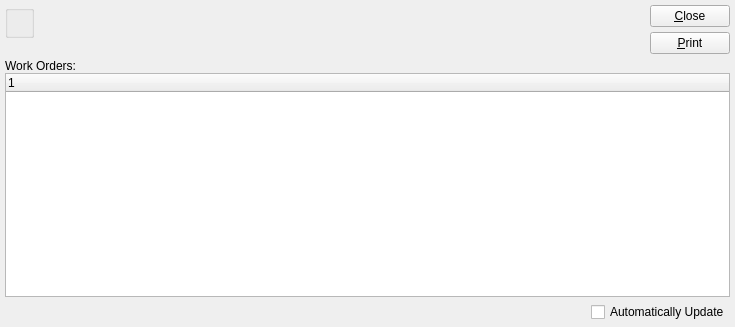
This is xtuple/trunk/guiclient/dspWoSoStatus.ui in WooodHead/xtuple as Qt 5 draws it before an edit. The edited form follows.
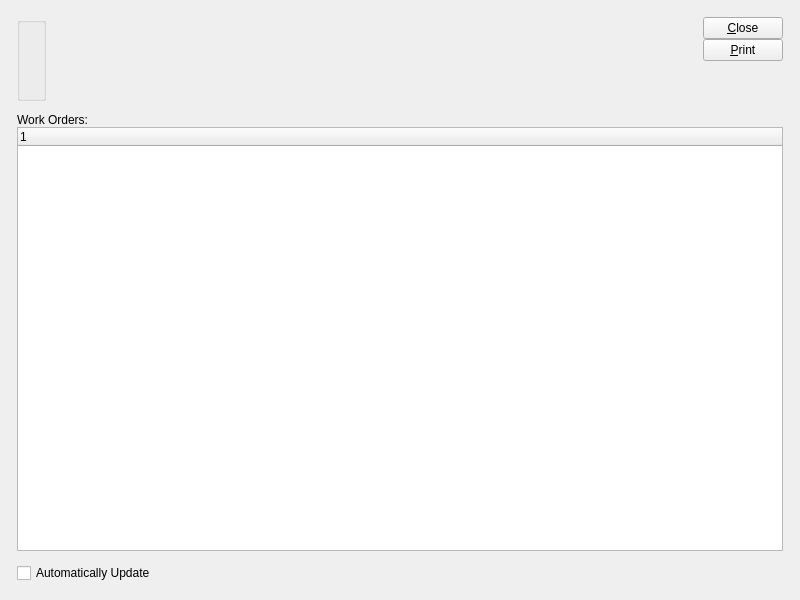
This is the edited form. Custom widgets are drawn as their Qt base class.

```diff
--- a/xtuple/trunk/guiclient/dspWoSoStatus.ui
+++ b/xtuple/trunk/guiclient/dspWoSoStatus.ui
@@ -13,30 +13,24 @@
    <rect>
     <x>0</x>
     <y>0</y>
-    <width>735</width>
-    <height>327</height>
+    <width>800</width>
+    <height>600</height>
    </rect>
   </property>
   <property name="windowTitle" >
    <string>Open Work Orders with Parent Sales Orders</string>
   </property>
-   <layout class="QVBoxLayout" >
-    <item>
-     <layout class="QHBoxLayout" >
+  <layout class="QGridLayout" name="gridLayout_3" >
+   <item row="0" column="0" >
+    <layout class="QGridLayout" name="gridLayout_2" >
       <property name="margin" >
-       <number>0</number>
+      <number>12</number>
       </property>
       <property name="spacing" >
-       <number>5</number>
-      </property>
-      <item>
-       <layout class="QVBoxLayout" >
-        <property name="margin" >
-         <number>0</number>
-        </property>
-        <property name="spacing" >
-         <number>0</number>
-        </property>
+      <number>12</number>
+     </property>
+     <item row="0" column="0" >
+      <layout class="QHBoxLayout" name="horizontalLayout" >
         <item>
          <widget class="WarehouseGroup" name="_warehouse" >
           <property name="title" >
@@ -47,40 +41,14 @@
         <item>
          <spacer>
           <property name="orientation" >
-           <enum>Qt::Vertical</enum>
-          </property>
-          <property name="sizeType" >
-           <enum>QSizePolicy::Preferred</enum>
-          </property>
-          <property name="sizeHint" >
-           <size>
-            <width>20</width>
-            <height>16</height>
-           </size>
-          </property>
-         </spacer>
-        </item>
-       </layout>
-      </item>
-      <item>
-       <layout class="QHBoxLayout" >
-        <property name="margin" >
-         <number>0</number>
-        </property>
-        <property name="spacing" >
-         <number>0</number>
-        </property>
-        <item>
-         <spacer>
-          <property name="orientation" >
            <enum>Qt::Horizontal</enum>
           </property>
           <property name="sizeType" >
            <enum>QSizePolicy::Expanding</enum>
           </property>
-          <property name="sizeHint" >
+         <property name="sizeHint" stdset="0" >
            <size>
-            <width>395</width>
+           <width>0</width>
             <height>20</height>
            </size>
           </property>
@@ -88,11 +56,8 @@
         </item>
         <item>
          <layout class="QVBoxLayout" >
-          <property name="margin" >
-           <number>0</number>
-          </property>
           <property name="spacing" >
-           <number>5</number>
+          <number>0</number>
           </property>
           <item>
            <widget class="QPushButton" name="_close" >
@@ -108,17 +73,43 @@
             </property>
            </widget>
           </item>
-         </layout>
-        </item>
-       </layout>
-      </item>
-     </layout>
-    </item>
     <item>
-     <layout class="QVBoxLayout" >
+          <spacer name="verticalSpacer" >
+           <property name="orientation" >
+            <enum>Qt::Vertical</enum>
+           </property>
+           <property name="sizeHint" stdset="0" >
+            <size>
+             <width>20</width>
+             <height>40</height>
+            </size>
+           </property>
+          </spacer>
+         </item>
+        </layout>
+       </item>
+      </layout>
+     </item>
+     <item row="1" column="0" >
+      <widget class="QFrame" name="_frame" >
+       <property name="sizePolicy" >
+        <sizepolicy vsizetype="Expanding" hsizetype="Preferred" >
+         <horstretch>0</horstretch>
+         <verstretch>1</verstretch>
+        </sizepolicy>
+       </property>
+       <property name="frameShape" >
+        <enum>QFrame::NoFrame</enum>
+       </property>
+       <property name="frameShadow" >
+        <enum>QFrame::Raised</enum>
+       </property>
+       <layout class="QGridLayout" name="gridLayout" >
       <property name="margin" >
        <number>0</number>
       </property>
+        <item row="0" column="0" >
+         <layout class="QVBoxLayout" >
       <property name="spacing" >
        <number>0</number>
       </property>
@@ -134,30 +125,14 @@
       </item>
      </layout>
     </item>
-    <item>
+       </layout>
+      </widget>
+     </item>
+     <item row="2" column="0" >
      <layout class="QHBoxLayout" >
-      <property name="margin" >
-       <number>0</number>
-      </property>
       <property name="spacing" >
        <number>5</number>
       </property>
-      <item>
-       <spacer>
-        <property name="orientation" >
-         <enum>Qt::Horizontal</enum>
-        </property>
-        <property name="sizeType" >
-         <enum>QSizePolicy::Expanding</enum>
-        </property>
-        <property name="sizeHint" >
-         <size>
-          <width>51</width>
-          <height>20</height>
-         </size>
-        </property>
-       </spacer>
-      </item>
       <item>
        <widget class="XCheckBox" name="_autoUpdate" >
         <property name="text" >
@@ -165,6 +140,24 @@
         </property>
        </widget>
       </item>
+       <item>
+        <spacer>
+         <property name="orientation" >
+          <enum>Qt::Horizontal</enum>
+         </property>
+         <property name="sizeType" >
+          <enum>QSizePolicy::Expanding</enum>
+         </property>
+         <property name="sizeHint" stdset="0" >
+          <size>
+           <width>51</width>
+           <height>20</height>
+          </size>
+         </property>
+        </spacer>
+       </item>
+      </layout>
+     </item>
      </layout>
     </item>
    </layout>
@@ -172,16 +165,16 @@
  <layoutdefault spacing="5" margin="5" />
  <pixmapfunction>qPixmapFromMimeSource</pixmapfunction>
  <customwidgets>
-  <customwidget>
-   <class>XCheckBox</class>
-   <extends>QCheckBox</extends>
-   <header>xcheckbox.h</header>
-  </customwidget>
   <customwidget>
    <class>WarehouseGroup</class>
    <extends>QGroupBox</extends>
    <header>warehousegroup.h</header>
   </customwidget>
+  <customwidget>
+   <class>XCheckBox</class>
+   <extends>QCheckBox</extends>
+   <header>xcheckbox.h</header>
+  </customwidget>
   <customwidget>
    <class>XTreeWidget</class>
    <extends>QTreeWidget</extends>
```
Left out of the diff: 6 changed lines with no effect on the pictures. Lines whose indentation alone changed are shown as unchanged.
